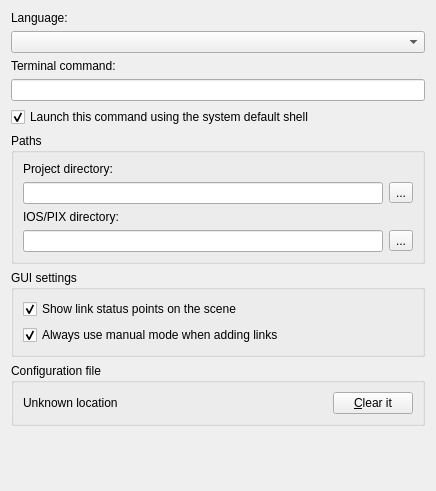
First picture: the form in src/GNS3/Ui/ConfigurationPages/Form_PreferencesGeneral.ui, repository GNS3/gns3-legacy, before the edit.
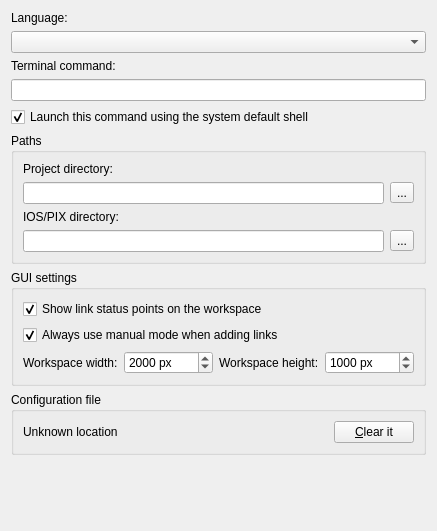
Second picture: the form after the edit.

Commit message: [GUI] Users can change the workspace size

```diff
--- a/src/GNS3/Ui/ConfigurationPages/Form_PreferencesGeneral.ui
+++ b/src/GNS3/Ui/ConfigurationPages/Form_PreferencesGeneral.ui
@@ -5,8 +5,8 @@
    <rect>
     <x>0</x>
     <y>0</y>
-    <width>432</width>
-    <height>491</height>
+    <width>437</width>
+    <height>531</height>
    </rect>
   </property>
   <property name="windowTitle" >
@@ -110,18 +110,18 @@
      <property name="title" >
       <string>GUI settings</string>
      </property>
-     <layout class="QVBoxLayout" >
-      <item>
+     <layout class="QGridLayout" >
+      <item row="0" column="0" colspan="4" >
        <widget class="QCheckBox" name="checkBoxShowStatusPoints" >
         <property name="text" >
-         <string>Show link status points on the scene</string>
+         <string>Show link status points on the workspace</string>
         </property>
         <property name="checked" >
          <bool>true</bool>
         </property>
        </widget>
       </item>
-      <item>
+      <item row="1" column="0" colspan="4" >
        <widget class="QCheckBox" name="checkBoxManualConnections" >
         <property name="text" >
          <string>Always use manual mode when adding links</string>
@@ -131,6 +131,58 @@
         </property>
        </widget>
       </item>
+      <item row="2" column="0" >
+       <widget class="QLabel" name="label_5" >
+        <property name="text" >
+         <string>Workspace width:</string>
+        </property>
+       </widget>
+      </item>
+      <item row="2" column="1" >
+       <widget class="QSpinBox" name="workspaceWidth" >
+        <property name="suffix" >
+         <string> px</string>
+        </property>
+        <property name="minimum" >
+         <number>500</number>
+        </property>
+        <property name="maximum" >
+         <number>1000000</number>
+        </property>
+        <property name="singleStep" >
+         <number>100</number>
+        </property>
+        <property name="value" >
+         <number>2000</number>
+        </property>
+       </widget>
+      </item>
+      <item row="2" column="2" >
+       <widget class="QLabel" name="label_6" >
+        <property name="text" >
+         <string>Workspace height:</string>
+        </property>
+       </widget>
+      </item>
+      <item row="2" column="3" >
+       <widget class="QSpinBox" name="workspaceHeight" >
+        <property name="suffix" >
+         <string> px</string>
+        </property>
+        <property name="minimum" >
+         <number>500</number>
+        </property>
+        <property name="maximum" >
+         <number>1000000</number>
+        </property>
+        <property name="singleStep" >
+         <number>100</number>
+        </property>
+        <property name="value" >
+         <number>1000</number>
+        </property>
+       </widget>
+      </item>
      </layout>
     </widget>
    </item>
@@ -178,7 +230,7 @@
      <property name="sizeHint" >
       <size>
        <width>414</width>
-       <height>16</height>
+       <height>20</height>
       </size>
      </property>
     </spacer>
```
The commit also changes 32 other files.
